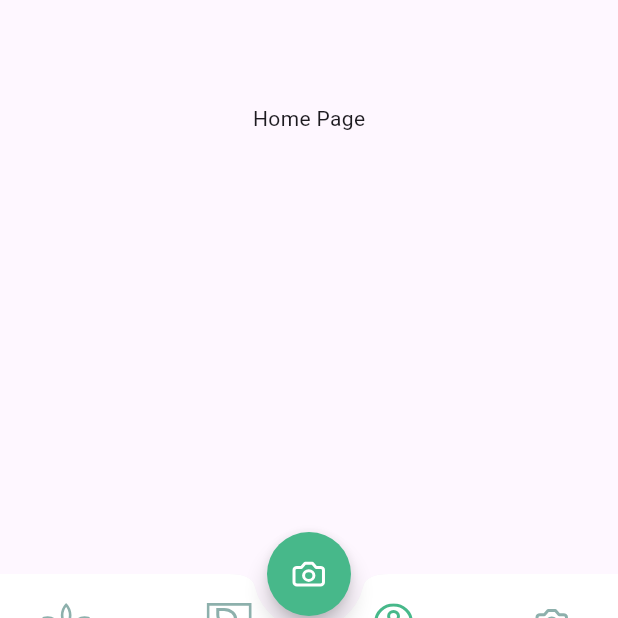
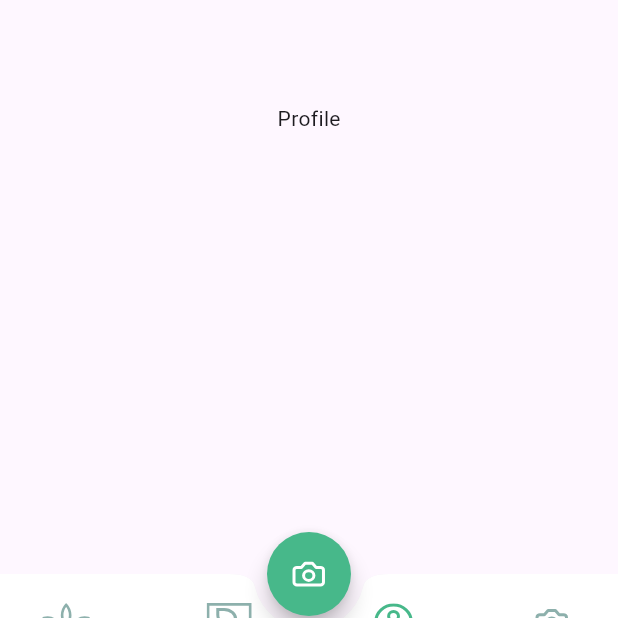
Before and after one commit to PlantieTeam/PlantieMobileApp, a Flutter app: the CustomNavBar screen opened directly, item 3 of the bottom bar chosen, on a phone screen of 412 x 824 dp, the part 542-1160 px from its top. Run offline on Flutter 3.47's test engine with Material 3 defaults, Android fonts, the phone set to English and light mode, and no system bars; our stand-ins replace bloc, camera, equatable, firebase_auth, firebase_core, flip_card and 3 more; missing offline and left inert: tflite_flutter; accounts and stored records are empty.

Commit message:
Update the content text

```diff
--- a/lib/pages/profile_page.dart
+++ b/lib/pages/profile_page.dart
@@ -15,7 +15,7 @@ class _MyWidgetState extends State<ProfilePage> {
         mainAxisAlignment: MainAxisAlignment.center,
         crossAxisAlignment: CrossAxisAlignment.center,
         children: [
-          Text('Home Page'),
+          Text('Profile'),
         ],
       ),
     );
```
